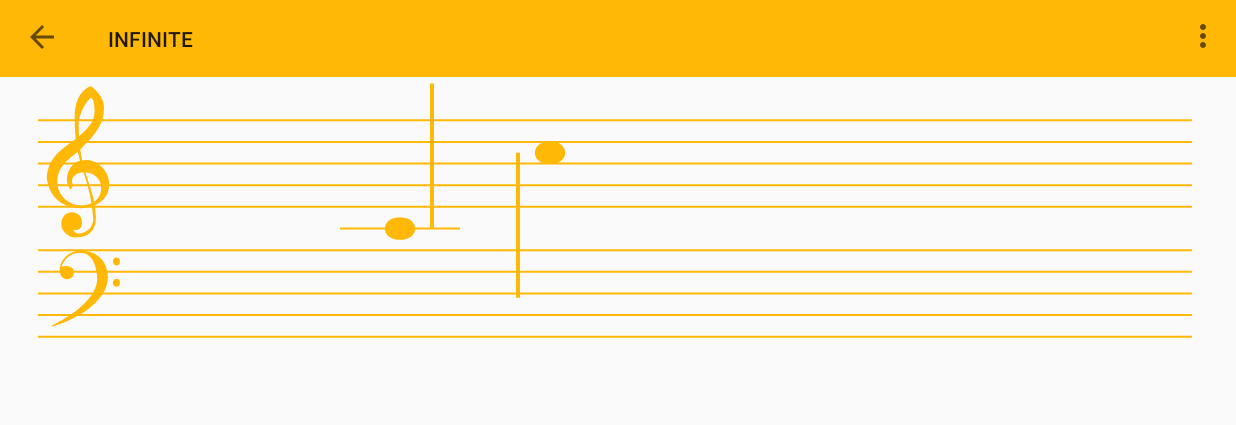
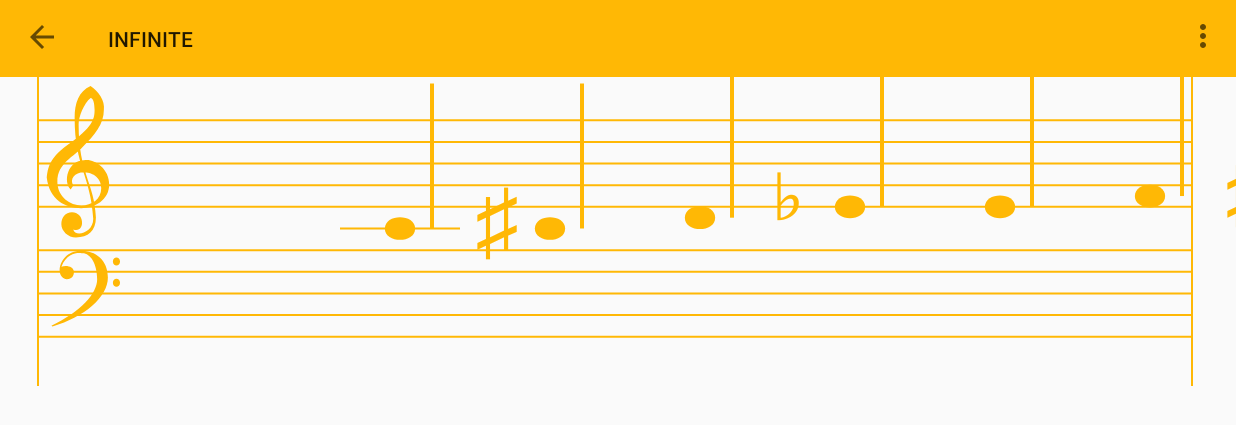
Before and after one commit to nicoletangsy/INFINITE, an Android app: the PianoSheet screen opened directly, with no data from a screen before it, on a phone screen of 824 x 412 dp (held sideways). Shown: the top 425 px of the screen. Run offline under Robolectric (Android 15) with nearby library versions, the phone set to English and light mode, and no system bars; libraries missing offline, so code that uses them is left out: android.app.

Commit message:
added stash

```diff
--- a/app/src/main/java/comnicoletangsyinfinite/httpsgithub/infinite/Notes.java
+++ b/app/src/main/java/comnicoletangsyinfinite/httpsgithub/infinite/Notes.java
@@ -150,6 +150,7 @@ public class Notes extends View {
         canvas.drawLine(-32, 0,
                 -32, 145, paintTail);
     }
+
     // On draw
     @Override
     protected void onDraw(Canvas canvas)
--- a/app/src/main/java/comnicoletangsyinfinite/httpsgithub/infinite/PianoSheetView.java
+++ b/app/src/main/java/comnicoletangsyinfinite/httpsgithub/infinite/PianoSheetView.java
@@ -28,7 +28,7 @@ public class PianoSheetView extends View {
         private int width;
         private int height;
 
-    private int allNotes[][]={{48,4},{60,4}};
+    private int allNotes[][]={{120,4},{48,4},{49,4},{50,4},{51,4},{52,4},{53,4},{54,4},{60,4}};
     private static final String TAG = "Staff";
 
     // Treble clef
@@ -267,6 +267,10 @@ public class PianoSheetView extends View {
                     width - margin, i * -lineHeight, paint);
         }
 
+        canvas.drawLine(margin,241,margin,-241,paint);
+        canvas.drawLine(width -margin,241,width -margin,-241,paint);
+
+
         // Draw treble and bass clef
         canvas.drawPath(tclef, paint);
         canvas.drawPath(bclef, paint);
@@ -275,18 +279,10 @@ public class PianoSheetView extends View {
         canvas.translate(400, 0);
 
         ArrayList<Notes> notesArrayList = new ArrayList<>();
-        for (int i = 0; i <allNotes.length; i++) {
+        for (int i = 1; i <allNotes.length; i++) {
             notesArrayList.add(new Notes(this.getContext()));
-            canvas = notesArrayList.get(i).createNote(lineWidth, lineHeight, margin, allNotes[i][0], 4, canvas, paint);
+            canvas = notesArrayList.get(i-1).createNote(lineWidth, lineHeight, margin, allNotes[i][0], 4, canvas, paint);
 
         }
-        float translationX = notesArrayList.get(0).getTranslationX();
-        Log.v("translationx",""+translationX);
-        ObjectAnimator valueAnimator = ObjectAnimator.ofFloat(notesArrayList.get(0), "translationX", 200);
-        Log.v("did you have something",""+valueAnimator.toString());
-        valueAnimator.setDuration(2000);
-        valueAnimator.start();
-        translationX = notesArrayList.get(0).getTranslationX();
-        Log.v("translationx",""+translationX);
     }
 }
```
